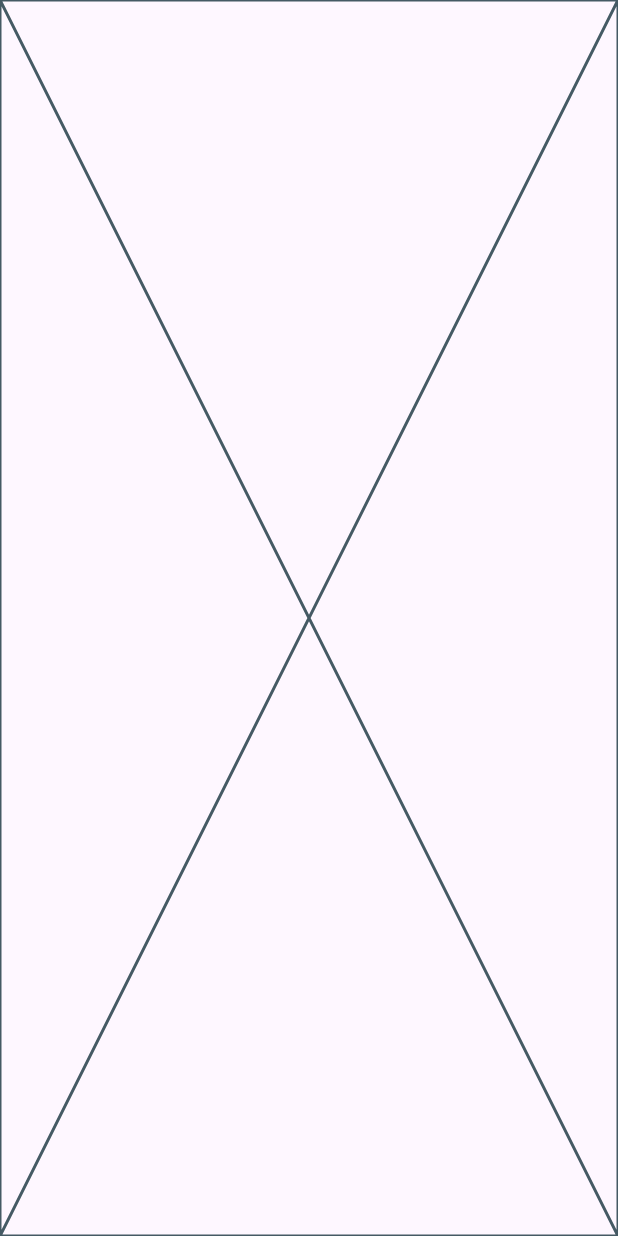
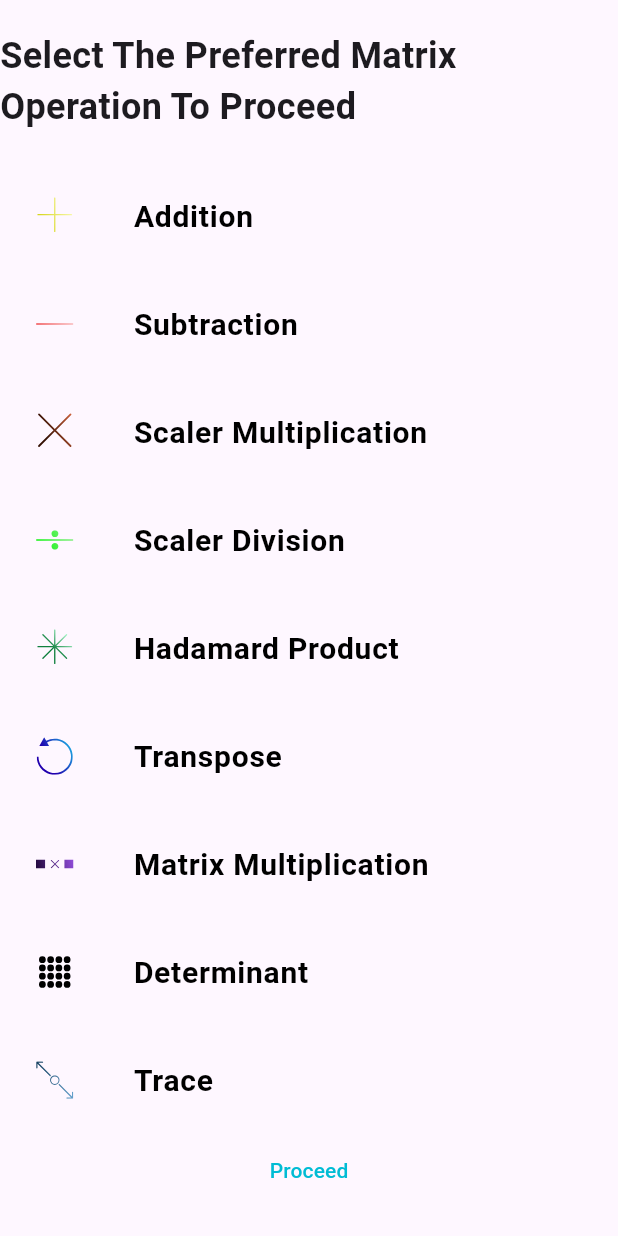
Before and after one commit to buildervortex/smoc, a Flutter app: the HomePage screen opened directly, on a phone screen of 412 x 824 dp. Run offline on Flutter 3.47's test engine with Material 3 defaults, Android fonts, the phone set to English and light mode, and no system bars; our stand-ins replace bloc, equatable, flutter_bloc, flutter_svg, get_it.

Commit message:
add the home page and connect with the cubit

```diff
--- a/lib/bloc/cubit/operation_cubit.dart
+++ b/lib/bloc/cubit/operation_cubit.dart
@@ -7,4 +7,9 @@ part 'operation_state.dart';
 class OperationCubit extends Cubit<OperationState> {
   OperationCubit()
       : super(OperationInitial(operation: Operation.none, sparseMatrixes: []));
+
+  void setOperation(Operation operation) {
+    emit(OperationState(
+        operation: operation, sparseMatrixes: state.sparseMatrixes));
+  }
 }
--- a/lib/bloc/cubit/operation_state.dart
+++ b/lib/bloc/cubit/operation_state.dart
@@ -16,7 +16,7 @@ enum Operation {
   lUDecomposition,
 }
 
-sealed class OperationState extends Equatable {
+class OperationState extends Equatable {
   final List<SparseMatrix> sparseMatrixes;
   final Operation operation;
 
--- a/lib/main.dart
+++ b/lib/main.dart
@@ -1,10 +1,16 @@
 import 'package:flutter/material.dart';
+import 'package:flutter_bloc/flutter_bloc.dart';
+import 'package:smo/bloc/cubit/operation_cubit.dart';
 import 'package:smo/di/injection_container.dart';
+import 'package:smo/presentation/pages/home_page.dart';
 
 void main() async {
   await initDiContainer();
   WidgetsFlutterBinding.ensureInitialized();
-  runApp(const MyApp());
+  runApp(BlocProvider(
+    create: (context) => sl<OperationCubit>(),
+    child: const MyApp(),
+  ));
 }
 
 class MyApp extends StatelessWidget {
@@ -20,13 +26,6 @@ class MyApp extends StatelessWidget {
           colorScheme: ColorScheme.fromSeed(seedColor: Colors.deepPurple),
           useMaterial3: true,
         ),
-      home: Text(
-        'Hello World',
-        style: TextStyle(
-          color: Colors.red,
-          fontSize: 24,
-        ),
-      ),
-    );
+        home: HomePage());
   }
 }
--- a/lib/presentation/pages/home_page.dart
+++ b/lib/presentation/pages/home_page.dart
@@ -1,5 +1,8 @@
 import 'package:flutter/material.dart';
+import 'package:flutter_bloc/flutter_bloc.dart';
+import 'package:flutter_svg/flutter_svg.dart';
 import 'package:smo/bloc/cubit/operation_cubit.dart';
+import 'package:smo/di/injection_container.dart';
 
 class MatrixOperation {
   final String name;
@@ -17,62 +20,62 @@ class HomePage extends StatelessWidget {
   final List<MatrixOperation> operations = const [
     MatrixOperation(
       name: 'Addition',
-      imagePath: 'assets/images/addition.png',
+      imagePath: 'assets/Plus.svg',
       operation: Operation.addition,
     ),
     MatrixOperation(
       name: 'Subtraction',
-      imagePath: 'assets/images/subtraction.png',
+      imagePath: 'assets/Minus.svg',
       operation: Operation.subtraction,
     ),
     MatrixOperation(
       name: 'Scaler Multiplication',
-      imagePath: 'assets/images/multiplication.png',
+      imagePath: 'assets/Multiplication.svg',
       operation: Operation.scalerMultiplication,
     ),
     MatrixOperation(
       name: 'Scaler Division',
-      imagePath: 'assets/images/division.png',
+      imagePath: 'assets/Division.svg',
       operation: Operation.scalerDivision,
     ),
     MatrixOperation(
       name: 'Hadamard Product',
-      imagePath: 'assets/images/hadamard_product.png',
+      imagePath: 'assets/Astrics.svg',
       operation: Operation.hadamardProduct,
     ),
     MatrixOperation(
       name: 'Transpose',
-      imagePath: 'assets/images/transpose.png',
+      imagePath: 'assets/Rotate.svg',
       operation: Operation.transpose,
     ),
     MatrixOperation(
       name: 'Matrix Multiplication',
-      imagePath: 'assets/images/matrix_multiplication.png',
+      imagePath: 'assets/MatrixMatrixMultiplication.svg',
       operation: Operation.matrixMatrixMultiplication,
     ),
     MatrixOperation(
       name: 'Determinant',
-      imagePath: 'assets/images/determinant.png',
+      imagePath: 'assets/determinant.svg',
       operation: Operation.determinant,
     ),
     MatrixOperation(
       name: 'Trace',
-      imagePath: 'assets/images/trace.png',
+      imagePath: 'assets/Trace.svg',
       operation: Operation.trace,
     ),
     MatrixOperation(
       name: 'Inverse',
-      imagePath: 'assets/images/inverse.png',
+      imagePath: 'assets/Inverse.svg',
       operation: Operation.inverse,
     ),
     MatrixOperation(
       name: 'Gaussian Elimination',
-      imagePath: 'assets/images/gaussian_elimination.png',
+      imagePath: 'assets/Elemination.svg',
       operation: Operation.guassianElimination,
     ),
     MatrixOperation(
       name: 'LU Decomposition',
-      imagePath: 'assets/images/ludecomposition.png',
+      imagePath: 'assets/split.svg',
       operation: Operation.lUDecomposition,
     ),
   ];
@@ -80,6 +83,71 @@ class HomePage extends StatelessWidget {
 
   @override
   Widget build(BuildContext context) {
-    return const Placeholder();
+    return Scaffold(
+      body: Column(
+        children: [
+          SizedBox(height: 20),
+          Text(
+            'Select The Preferred Matrix Operation To Proceed',
+            style: TextStyle(fontSize: 24, fontWeight: FontWeight.bold),
+          ),
+          SizedBox(height: 20),
+          Expanded(
+            child: BlocBuilder<OperationCubit, OperationState>(
+              builder: (cont, state) {
+                final selectedOperation = state.operation;
+                return ListView(
+                  children: operations.map((operation) {
+                    return Padding(
+                      padding: const EdgeInsets.all(8.0),
+                      child: AnimatedContainer(
+                        duration: const Duration(milliseconds: 300),
+                        curve: Curves.easeInOut,
+                        transform: selectedOperation == operation.operation
+                            ? (Matrix4.identity()..scale(1.2))
+                            : Matrix4.identity(),
+                        child: ListTile(
+                          horizontalTitleGap: 40,
+                          leading: SizedBox(
+                            width: 25,
+                            height: 25,
+                            child: SvgPicture.asset(
+                              operation.imagePath,
+                              fit: BoxFit.contain,
+                            ),
+                          ),
+                          title: Text(
+                            operation.name,
+                            style: TextStyle(
+                              fontSize: 20,
+                              fontWeight: FontWeight.bold,
+                              color: selectedOperation == operation.operation
+                                  ? Colors.cyan
+                                  : Colors.black,
+                            ),
+                          ),
+                          onTap: () {
+                            context.read<OperationCubit>().setOperation(
+                                  operation.operation,
+                                );
+                          },
+                        ),
+                      ),
+                    );
+                  }).toList(),
+                );
+              },
+            ),
+          ),
+          TextButton(
+              onPressed: () {},
+              child: Text(
+                'Proceed',
+                style: TextStyle(color: Colors.cyan),
+              )),
+          SizedBox(height: 20),
+        ],
+      ),
+    );
   }
 }
```
Also changed, not shown: pubspec.yaml (+15 -4 lines), assets/determinant.svg (added), pubspec.lock. Lines whose indentation alone changed are shown as unchanged.
